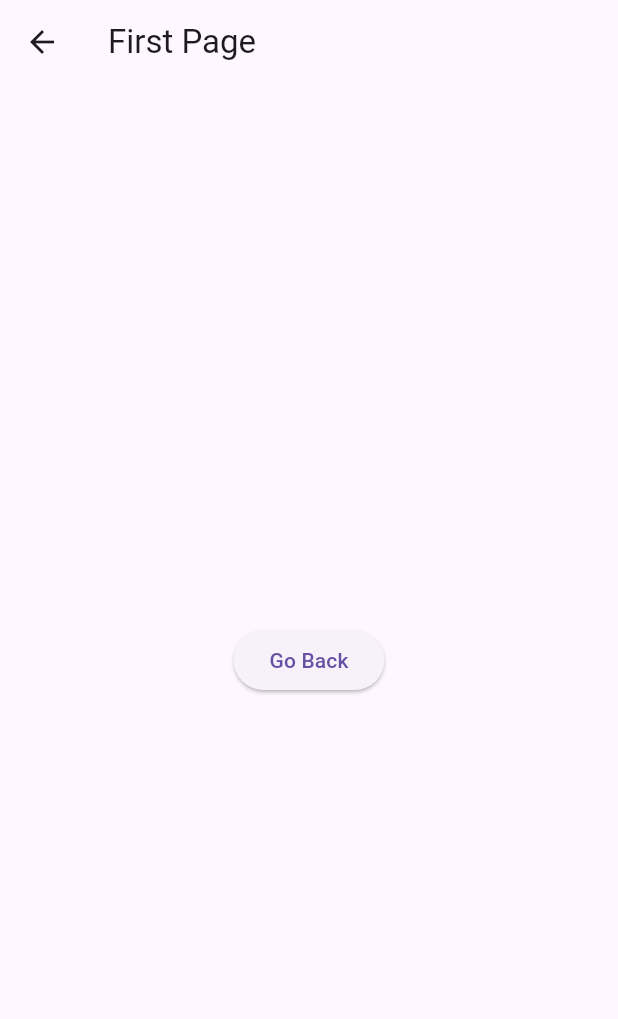
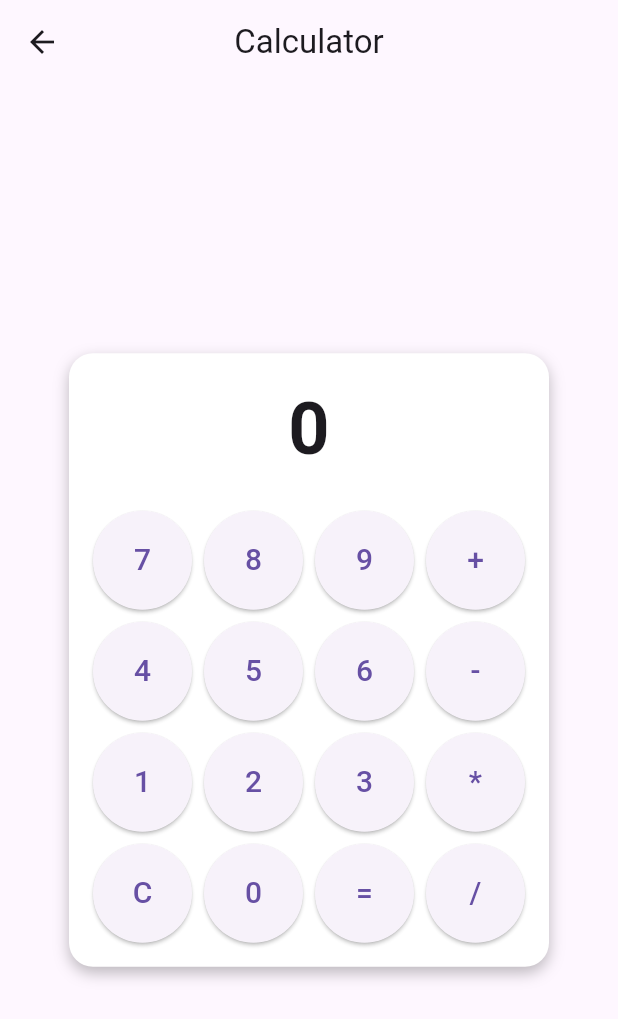
Before and after one commit to PhiNguyen357/CS4080Capstone, a Flutter app: the Page2 screen opened directly, on a phone screen of 412 x 824 dp. Shown: the top 1019 px of the screen. Run offline on Flutter 3.47's test engine with Material 3 defaults, Android fonts, the phone set to English and light mode, and no system bars; our stand-ins replace just_audio.

Commit message:
connection of pages

```diff
--- a/website/lib/pages/page2.dart
+++ b/website/lib/pages/page2.dart
@@ -1,20 +1,135 @@
 import 'package:flutter/material.dart';
 
-class Page2 extends StatelessWidget {
+class Page2 extends StatefulWidget {
   const Page2({super.key});
+
+  @override
+  State<Page2> createState() => _Page2State();
+}
+
+class _Page2State extends State<Page2> {
+  double? num1;
+  double? num2;
+  String? operator;
+  String result = "0";
+
+  void onButtonPressed(String value) {
+    setState(() {
+      if (value == 'C') {
+        num1 = null;
+        num2 = null;
+        operator = null;
+        result = "0";
+      } else if (value == '+' || value == '-' || value == '*' || value == '/') {
+        if (num1 != null) {
+          operator = value;
+        }
+      } else if (value == '=') {
+        if (num1 != null && num2 != null && operator != null) {
+          switch (operator) {
+            case '+':
+              result = (num1! + num2!).toString();
+              break;
+            case '-':
+              result = (num1! - num2!).toString();
+              break;
+            case '*':
+              result = (num1! * num2!).toString();
+              break;
+            case '/':
+              result = (num2 != 0 ? (num1! / num2!).toString() : 'Error');
+              break;
+          }
+          num1 = null;
+          num2 = null;
+          operator = null;
+        }
+      } else {
+        if (operator == null) {
+          num1 = (num1 ?? 0) * 10 + double.parse(value);
+          result = num1.toString();
+        } else {
+          num2 = (num2 ?? 0) * 10 + double.parse(value);
+          result = num2.toString();
+        }
+      }
+    });
+  }
 
   @override
   Widget build(BuildContext context) {
     return Scaffold(
       appBar: AppBar(
-        title: const Text('First Page'),
+        title: const Text("Calculator"),
+        centerTitle: true,
       ),
       body: Center(
-        child: ElevatedButton(
-          onPressed: () {
-            Navigator.pop(context);
-          },
-          child: const Text('Go Back'),
+        child: Container(
+          width: 320,
+          padding: const EdgeInsets.all(16),
+          decoration: BoxDecoration(
+            color: Colors.white,
+            borderRadius: BorderRadius.circular(16),
+            boxShadow: const [
+              BoxShadow(
+                color: Colors.black26,
+                blurRadius: 8,
+                offset: Offset(0, 4),
+              ),
+            ],
+          ),
+          child: Column(
+            mainAxisSize: MainAxisSize.min,
+            children: [
+              Text(
+                result,
+                style:
+                    const TextStyle(fontSize: 48, fontWeight: FontWeight.bold),
+              ),
+              const SizedBox(height: 20),
+              GridView.builder(
+                shrinkWrap: true,
+                physics: const NeverScrollableScrollPhysics(),
+                gridDelegate: const SliverGridDelegateWithFixedCrossAxisCount(
+                  crossAxisCount: 4, // Four buttons in a row
+                  crossAxisSpacing: 8,
+                  mainAxisSpacing: 8,
+                ),
+                itemCount: 16,
+                itemBuilder: (context, index) {
+                  final buttons = [
+                    '7',
+                    '8',
+                    '9',
+                    '+',
+                    '4',
+                    '5',
+                    '6',
+                    '-',
+                    '1',
+                    '2',
+                    '3',
+                    '*',
+                    'C',
+                    '0',
+                    '=',
+                    '/'
+                  ];
+                  final button = buttons[index];
+                  return ElevatedButton(
+                    onPressed: () => onButtonPressed(button),
+                    child: Text(
+                      button,
+                      style: const TextStyle(fontSize: 20),
+                    ),
+                    style: ElevatedButton.styleFrom(
+                      minimumSize: const Size(60, 60),
+                    ),
+                  );
+                },
+              ),
+            ],
+          ),
         ),
       ),
     );
```
Also changed, not shown: website/lib/main.dart (+17 -6 lines), website/lib/pages/page3.dart (+63 -7 lines), website/lib/pages/page4.dart (added, +81 -0 lines), website/pubspec.yaml (+31 -30 lines), website/assets/dice-six-faces-five.png (added), website/assets/dice-six-faces-four.png (added), website/assets/dice-six-faces-one.png (added), website/assets/dice-six-faces-six.png (added), website/assets/dice-six-faces-three.png (added), website/assets/dice-six-faces-two.png (added), website/pubspec.lock, 4 other files.
